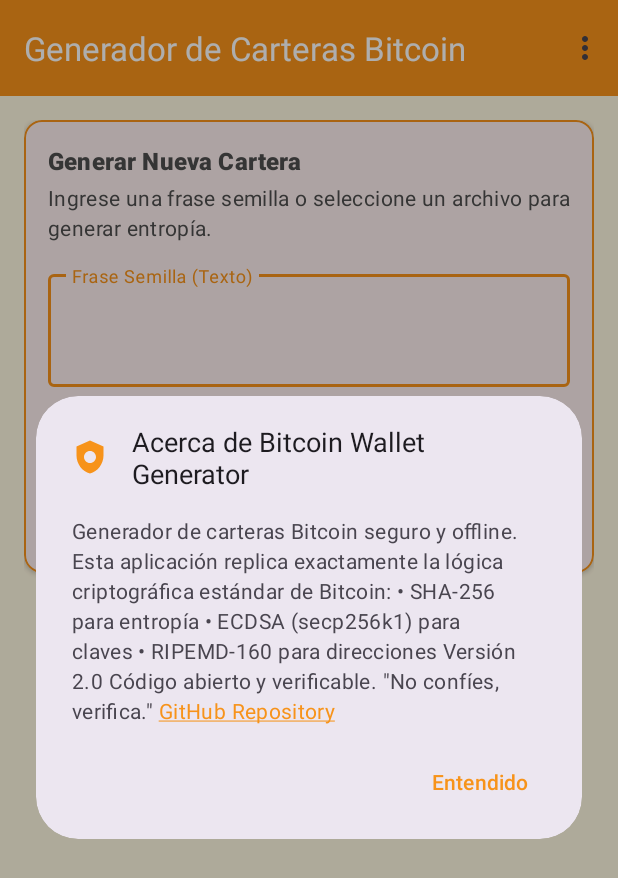
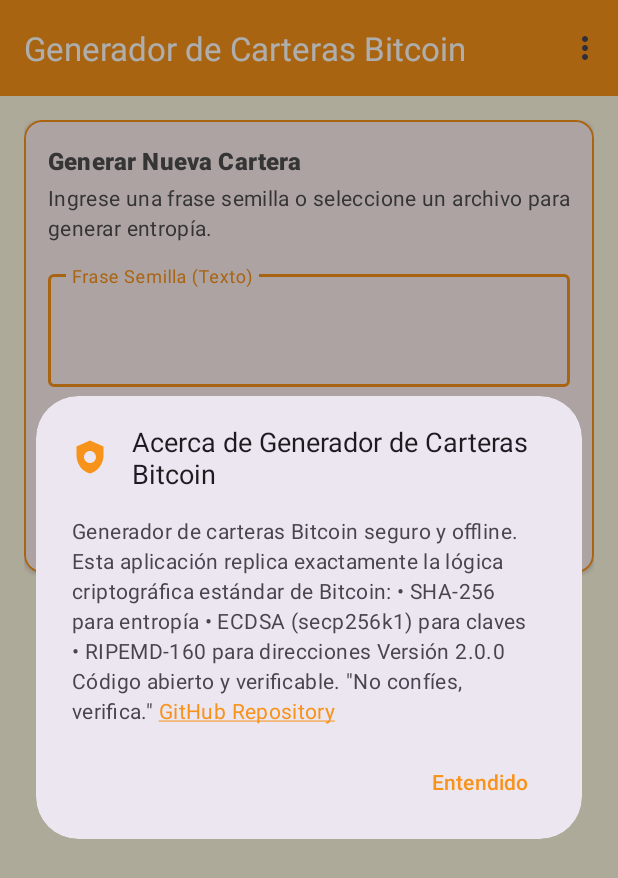
Before and after one commit to Danielk10/Generador-Cartera-Bitcoin, an Android app: the screen it shows after launch (MainActivity), in the options menu, after a tap on "Acerca de", on a phone screen of 412 x 824 dp. Shown: the top 878 px of the screen. Run offline under Robolectric (Android 15) with nearby library versions, the phone set to English and light mode, and no system bars.

```diff
--- a/app/src/main/java/com/diamon/ganar/MainActivity.java
+++ b/app/src/main/java/com/diamon/ganar/MainActivity.java
@@ -298,7 +298,7 @@ public class MainActivity extends AppCompatActivity {
                 .setTitle(getString(R.string.dialog_about_title))
                 .setIcon(R.drawable.ic_btc_shield)
                 .setMessage(spanned)
-                .setPositiveButton("Entendido", null)
+                .setPositiveButton(getString(R.string.btn_understood), null)
                 .create();
 
         dialog.show();
@@ -321,7 +321,7 @@ public class MainActivity extends AppCompatActivity {
                 .setTitle(getString(R.string.dialog_privacy_title))
                 .setIcon(R.drawable.ic_btc_shield)
                 .setMessage(spanned)
-                .setPositiveButton("Aceptar", null)
+                .setPositiveButton(getString(R.string.btn_accept), null)
                 .create();
 
         dialog.show();
--- a/app/src/main/res/values/strings.xml
+++ b/app/src/main/res/values/strings.xml
@@ -20,7 +20,7 @@
     <string name="warning_text">⚠️ ADVERTENCIA: Nunca compartas tu clave privada o WIF. Quien tenga acceso a ellas puede robar tus fondos. Puedes regenerar estas claves usando la misma semilla en esta app.</string>
 
     <!-- Menu -->
-    <string name="menu_privacy">Privacidad</string>
+    <string name="menu_privacy">Políticas de Privacidad</string>
     <string name="menu_about">Acerca de</string>
 
     <!-- Messages -->
@@ -39,9 +39,11 @@
     <string name="dialog_warning_msg">Estás a punto de copiar %1$s al portapapeles.\n\nEsta información es extremadamente sensible. Cualquiera con acceso a ella puede robar tus fondos.\n\n¿Estás seguro?</string>
     <string name="btn_yes_copy">Sí, copiar</string>
     <string name="btn_cancel">Cancelar</string>
+    <string name="btn_understood">Entendido</string>
+    <string name="btn_accept">Aceptar</string>
 
-    <string name="dialog_about_title">Acerca de Bitcoin Wallet Generator</string>
-    <string name="dialog_about_msg">Generador de carteras Bitcoin seguro y offline.\n\nEsta aplicación replica exactamente la lógica criptográfica estándar de Bitcoin:\n• SHA-256 para entropía\n• ECDSA (secp256k1) para claves\n• RIPEMD-160 para direcciones\n\nVersión 2.0\nCódigo abierto y verificable.\n\n\"No confíes, verifica.\"\n\n%1$s</string>
+    <string name="dialog_about_title">Acerca de Generador de Carteras Bitcoin</string>
+    <string name="dialog_about_msg">Generador de carteras Bitcoin seguro y offline.\n\nEsta aplicación replica exactamente la lógica criptográfica estándar de Bitcoin:\n• SHA-256 para entropía\n• ECDSA (secp256k1) para claves\n• RIPEMD-160 para direcciones\n\nVersión 2.0.0\nCódigo abierto y verificable.\n\n\"No confíes, verifica.\"\n\n%1$s</string>
 
     <string name="dialog_privacy_title">Política de Privacidad</string>
     <string name="dialog_privacy_msg">Tu privacidad es absoluta.\n\n1. 100%% Offline: Esta app no tiene permiso de internet.\n2. Sin Rastreo: No recolectamos datos, analíticas ni información personal.\n3. Efímero: Las claves se generan en la memoria RAM y se borran al cerrar la app.\n\n⚠️ IMPORTANTE SOBRE RECUPERACIÓN:\n• Puedes regenerar tu clave privada usando la MISMA semilla en esta app.\n• Si otra persona encuentra tu semilla, también puede regenerar tu clave.\n• Guarda tu semilla de forma SEGURA y PRIVADA.\n\n%1$s</string>
```
Also changed, not shown: 1 other file.
